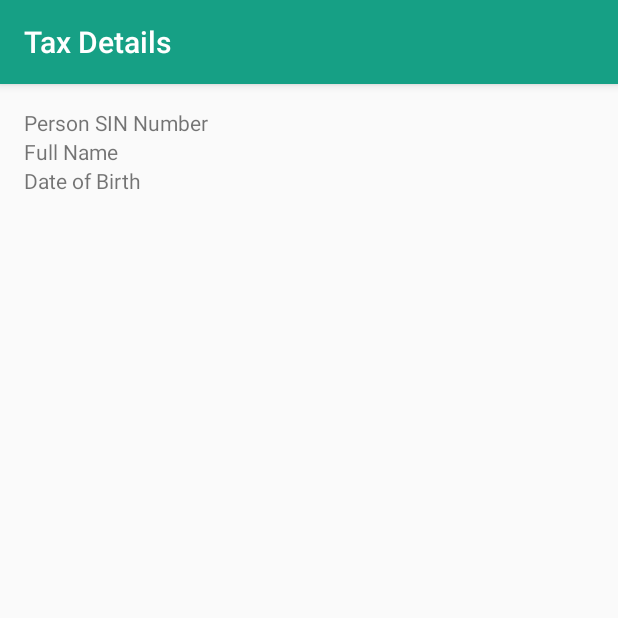
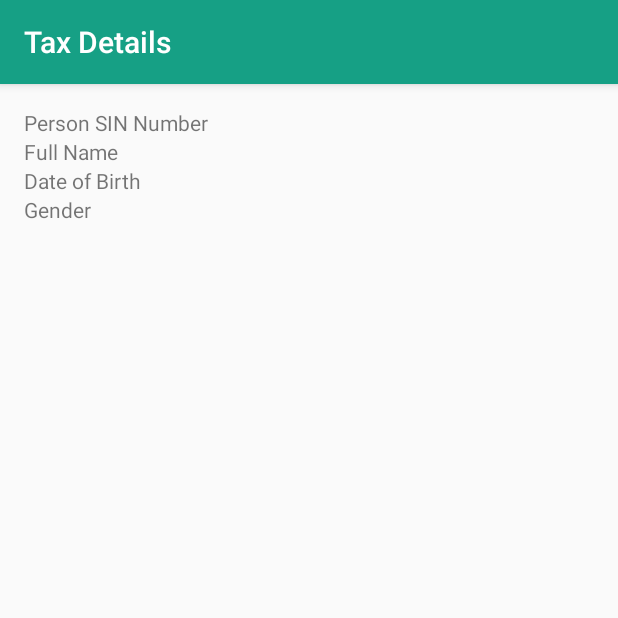
Before and after one commit to avanipatel9/C0772788_W2020_MAD3125_MidTerm, an Android app: the ShowTaxDetails screen opened directly, with no data from a screen before it, on a phone screen of 412 x 824 dp, the top half of it. Run offline under Robolectric (Android 15) with nearby library versions, the phone set to English and light mode, and no system bars.

Commit message:
[AP] TextView added for gender in ShowTaxDetails xml

```diff
--- a/app/src/main/res/layout/activity_show_tax_details.xml
+++ b/app/src/main/res/layout/activity_show_tax_details.xml
@@ -56,6 +56,20 @@
                 android:textAlignment="viewEnd"/>
         </TableRow>
 
+        <TableRow>
+            <TextView
+                android:layout_width="0dp"
+                android:layout_height="wrap_content"
+                android:text="Gender"
+                android:layout_weight="1" />
+            <TextView
+                android:id="@+id/val_gender_display"
+                android:layout_width="0dp"
+                android:layout_height="wrap_content"
+                android:layout_weight="1"
+                android:textAlignment="viewEnd"/>
+        </TableRow>
+
 
     </TableLayout>
 
```
